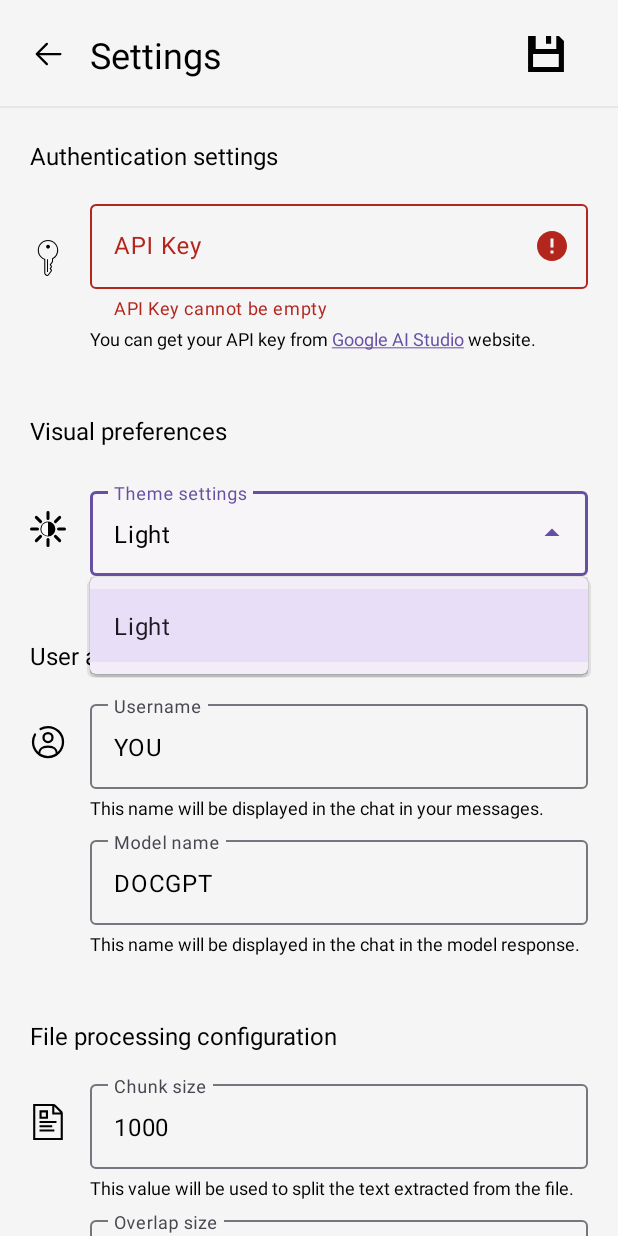
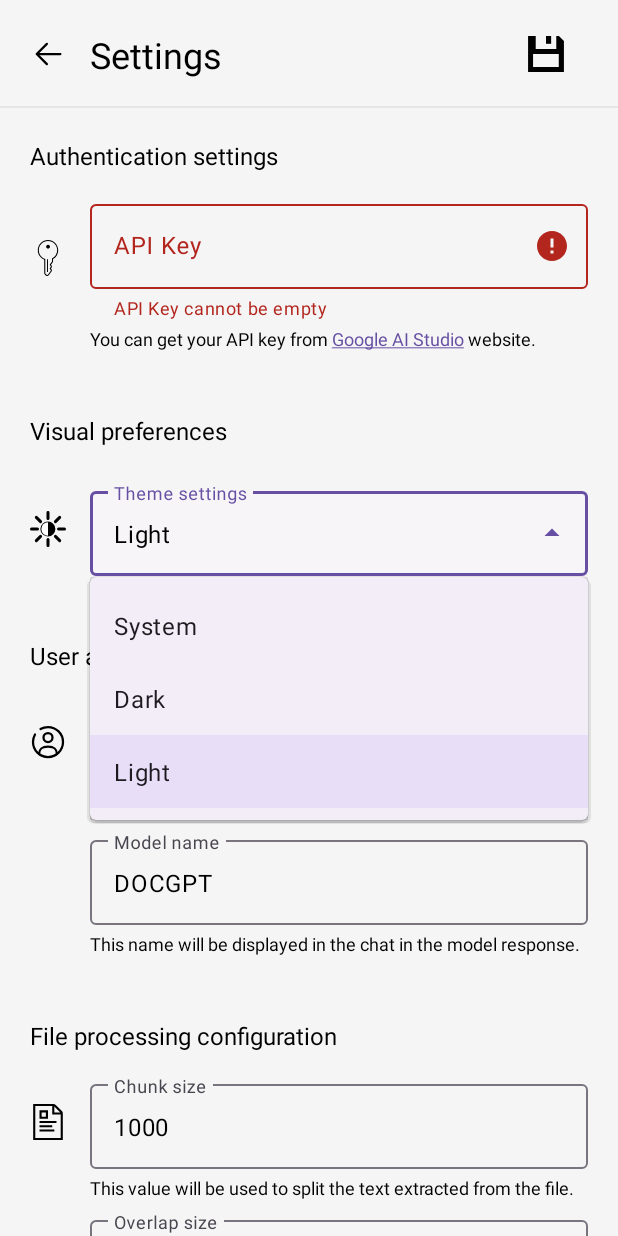
Before and after one commit to ImadSaddik/DoCamp, an Android app: the SettingsActivity screen opened directly, with no data from a screen before it, after a tap on an icon or button, on a phone screen of 412 x 824 dp. Run offline under Robolectric (Android 15) with nearby library versions, the phone set to English and light mode, and no system bars; Roboto replaces fonts that are not available here; 1 other tap on this screen came first.

Commit message:
Fixed dropdown menu not showing items after selection.

```diff
--- a/app/src/main/java/com/example/ragapplication/SettingsActivity.java
+++ b/app/src/main/java/com/example/ragapplication/SettingsActivity.java
@@ -60,7 +60,9 @@ public class SettingsActivity extends AppCompatActivity {
         loadSettings();
 
         backButton.setOnClickListener(v -> finish());
-        saveButton.setOnClickListener(v -> {saveSettings();});
+        saveButton.setOnClickListener(v -> {
+            saveSettings();
+        });
     }
 
     @Override
@@ -112,7 +114,7 @@ public class SettingsActivity extends AppCompatActivity {
         userNameInput.setText(SettingsStore.userName);
         modelNameInput.setText(SettingsStore.modelName);
 
-        themeDropdown.setText(SettingsStore.theme);
+        themeDropdown.setText(SettingsStore.theme, false);
 
         chunkSizeInput.setText(String.valueOf(SettingsStore.chunkSize));
         overlapSizeInput.setText(String.valueOf(SettingsStore.overlapSize));
@@ -121,7 +123,7 @@ public class SettingsActivity extends AppCompatActivity {
         topPInput.setText(String.valueOf(SettingsStore.topP));
         topKInput.setText(String.valueOf(SettingsStore.topK));
         maxNewTokensInput.setText(String.valueOf(SettingsStore.maxNewTokens));
-        safetySettingsDropdown.setText(SettingsStore.safetySettings);
+        safetySettingsDropdown.setText(SettingsStore.safetySettings, false);
         streamSwitch.setChecked(SettingsStore.stream);
     }
 
--- a/app/src/main/java/com/example/ragapplication/WelcomeScreenActivity.java
+++ b/app/src/main/java/com/example/ragapplication/WelcomeScreenActivity.java
@@ -42,9 +42,11 @@ public class WelcomeScreenActivity extends AppCompatActivity {
 
         sharedPreferences = getSharedPreferences("Settings", MODE_PRIVATE);
 
+        // For debug purposes
 //        SharedPreferences.Editor editor1 = sharedPreferences.edit();
 //        editor1.putBoolean("tutorialDone", false);
 //        editor1.apply();
+        // For debug purposes
 
         if (sharedPreferences.getBoolean("tutorialDone", false)) {
             startActivity(new Intent(this, MainActivity.class));
@@ -132,7 +134,9 @@ public class WelcomeScreenActivity extends AppCompatActivity {
     @Override
     protected void onDestroy() {
         super.onDestroy();
-        unregisterReceiver(receiver);
+        if (receiver != null) {
+            unregisterReceiver(receiver);
+        }
     }
 
     private void instantiateViews() {
```
